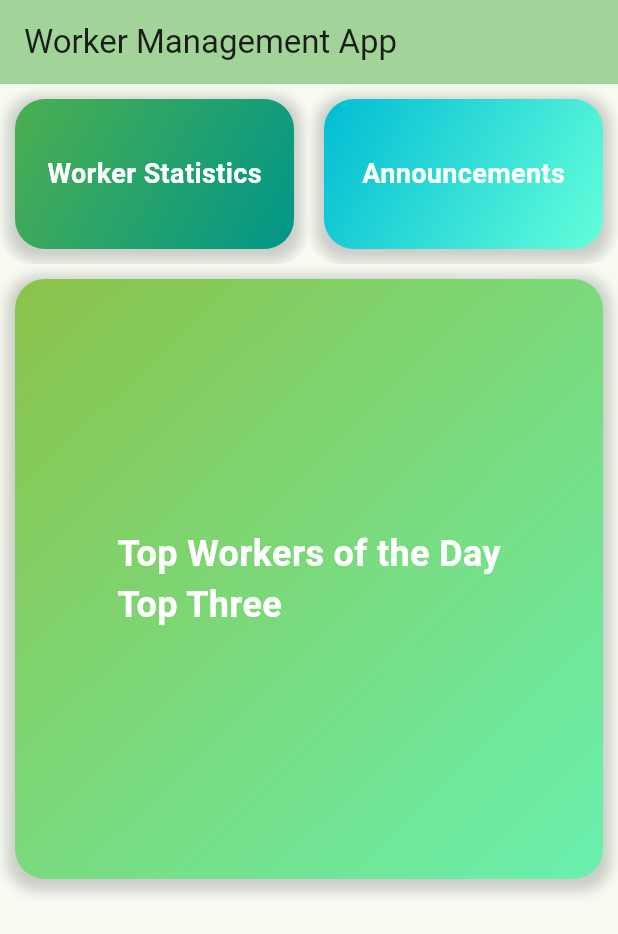
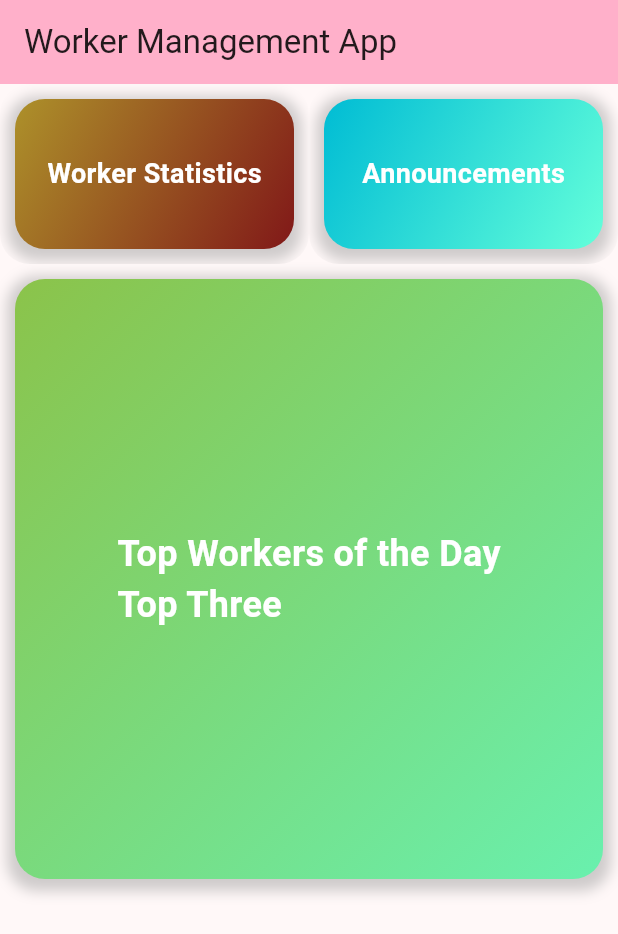
Before and after one commit to RadunTheSniffer/test_application_1, a Flutter app: the screen it shows after launch, on a phone screen of 412 x 824 dp. Shown: the top 934 px of the screen. Run offline on Flutter 3.47's test engine with Material 3 defaults, Android fonts, the light colour scheme and no system bars.

Commit message:
changed colors

```diff
--- a/lib/main.dart
+++ b/lib/main.dart
@@ -17,7 +17,7 @@ class MyApp extends StatelessWidget {
     return MaterialApp(
       title: 'Worker Management App',
       theme: ThemeData(
-        colorScheme: ColorScheme.fromSeed(seedColor: const Color.fromARGB(255, 30, 190, 54)),
+        colorScheme: ColorScheme.fromSeed(seedColor: const Color.fromARGB(228, 214, 10, 122)),
         useMaterial3: true,
       ),
       home: const MyHomePage(title: 'Worker Management App'),
@@ -82,7 +82,7 @@ class _MyHomePageState extends State<MyHomePage> {
                         margin: const EdgeInsets.all(10.0),
                         decoration: BoxDecoration(
                           gradient: const LinearGradient(
-                            colors: [Colors.green, Colors.teal],
+                            colors: [Color.fromARGB(255, 173, 145, 42), Color.fromARGB(255, 129, 24, 24)],
                             begin: Alignment.topLeft,
                             end: Alignment.bottomRight,
                           ),
```
